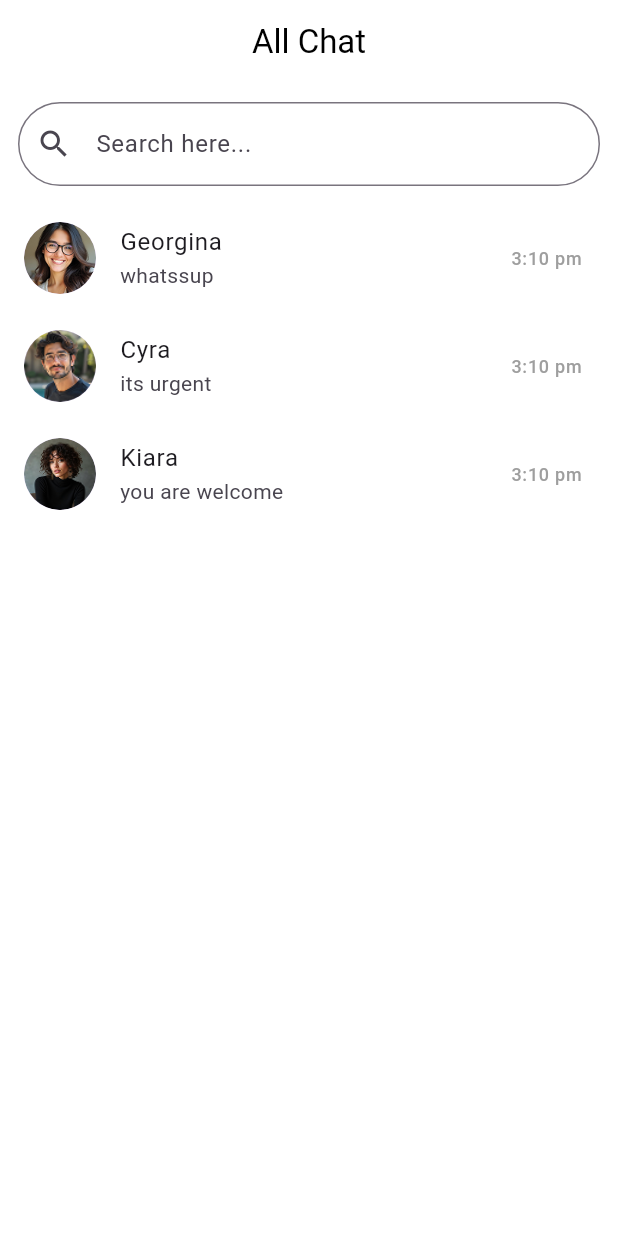
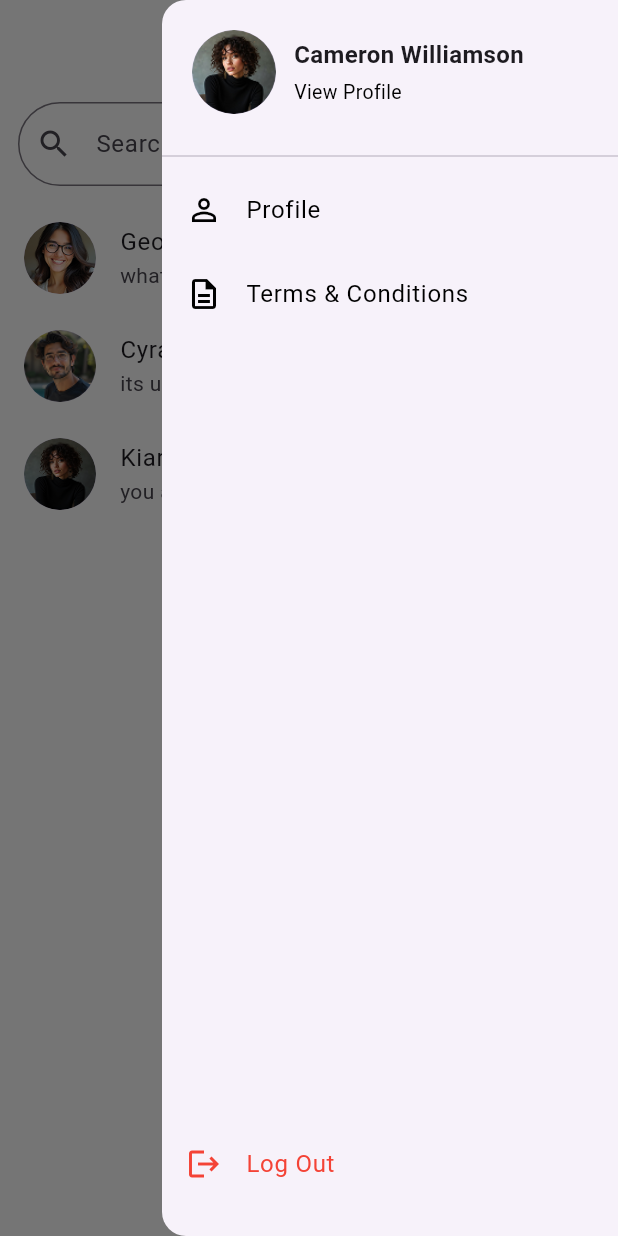
Before and after one commit to rimuakter057/wheew_backup, a Flutter app: the ChatListScreen screen opened by its route, with the side drawer open (before the commit the screen has no drawer), on a phone screen of 412 x 824 dp. Run offline on Flutter 3.47's test engine with Material 3 defaults, Android fonts, the phone set to English and light mode, and no system bars; our stand-ins replace cached_network_image, dropdown_button2, flutter_spinkit, flutter_svg, gap, go_router and 1 more; project files that could hold a hidden picture were left out.

Commit message:
initial design done

```diff
--- a/lib/core/router/route_path.dart
+++ b/lib/core/router/route_path.dart
@@ -5,4 +5,6 @@ class RoutePath {
   static const signUp = '/sign-up';
   static const chatList = '/chat-list';
   static const inbox = '/inbox';
+  static const terms = '/terms';
+  static const profile = '/profile';
 }
--- a/lib/core/router/routes.dart
+++ b/lib/core/router/routes.dart
@@ -4,8 +4,10 @@ import 'package:platchatapp/core/router/route_path.dart';
 import 'package:platchatapp/core/router/routes_name.dart';
 import 'package:platchatapp/feature/auth/view/sign_in_screen.dart';
 import 'package:platchatapp/feature/auth/view/sign_up_screen.dart';
+import 'package:platchatapp/feature/auth/view/terms_and_condition_screen.dart';
 import 'package:platchatapp/feature/chat/view/chat_list_screen.dart';
 import 'package:platchatapp/feature/chat/view/inbox_screen.dart';
+import 'package:platchatapp/feature/profile/view/profile_screen.dart';
 import '../../feature/splash/splash_screen.dart';
 import '../../feature/auth/view/welcome_screen.dart';
 
@@ -17,6 +19,9 @@ class AppRouter {
     initialLocation: RoutePath.splash,
     debugLogDiagnostics: true,
     routes: [
+
+     ///----------Auth-------
+
       GoRoute(
         path: RoutePath.splash,
         name: RouteName.splash,
@@ -38,6 +43,14 @@ class AppRouter {
         builder: (_, __) => const SignUpScreen(),
       ),
       GoRoute(
+        path: RoutePath.terms,
+        name: RouteName.terms,
+        builder: (_, __) => const TermsAndConditionsScreen(),
+      ),
+
+      ///----------All chat list-----------
+
+      GoRoute(
         path: RoutePath.chatList,
         name: RouteName.chatList,
         builder: (_, __) => const ChatListScreen(),
@@ -47,6 +60,11 @@ class AppRouter {
         name: RouteName.inbox,
         builder: (_, __) => const InboxScreen(),
       ),
+      GoRoute(
+        path: RoutePath.profile,
+        name: RouteName.profile,
+        builder: (_, __) => const ProfileScreen(),
+      ),
     ],
   );
 }
--- a/lib/core/router/routes_name.dart
+++ b/lib/core/router/routes_name.dart
@@ -5,4 +5,6 @@ class RouteName {
   static const signUp = 'signUp';
   static const chatList = 'chatList';
   static const inbox = 'inbox';
+  static const terms = 'terms';
+  static const profile = 'profile';
 }
--- a/lib/feature/chat/view/chat_list_screen.dart
+++ b/lib/feature/chat/view/chat_list_screen.dart
@@ -2,6 +2,7 @@ import 'package:flutter/material.dart';
 import 'package:go_router/go_router.dart';
 import '../../../core/router/routes_name.dart';
 import '../../../utils/extension/string_extension.dart';
+import '../../profile/view/app_menu_drawer.dart';
 import 'chat_tile.dart';
 
 class ChatListScreen extends StatelessWidget {
@@ -14,7 +15,21 @@ class ChatListScreen extends StatelessWidget {
         backgroundColor: Colors.white,
         centerTitle: true,
         title: Text('all_chat'.tr, style: const TextStyle(color: Colors.black)),
+        actions: [
+          Builder(
+            builder: (context) {
+              return IconButton(
+                icon: const Icon(Icons.menu_outlined, color: Colors.black),
+                onPressed: () {
+                  Scaffold.of(context).openEndDrawer();
+                },
+              );
+            },
+          ),
+        ],
       ),
+
+      endDrawer: const AppMenuDrawer(),
 
       body: Column(
         children: [
--- /dev/null
+++ b/lib/feature/profile/view/app_menu_drawer.dart
@@ -0,0 +1,106 @@
+import 'package:flutter/material.dart';
+import 'package:go_router/go_router.dart';
+import 'package:platchatapp/core/router/routes_name.dart';
+import 'package:platchatapp/utils/assets_path.dart';
+
+class AppMenuDrawer extends StatelessWidget {
+  const AppMenuDrawer({super.key});
+
+  @override
+  Widget build(BuildContext context) {
+    return Drawer(
+      child: SafeArea(
+        child: Column(
+          children: [
+            /// Header
+            Padding(
+              padding: const EdgeInsets.all(20),
+              child: Row(
+                children: [
+                  const CircleAvatar(
+                    radius: 28,
+                    backgroundImage:
+                    AssetImage(AssetsPath.person3),
+                  ),
+                  const SizedBox(width: 12),
+                  Column(
+                    crossAxisAlignment: CrossAxisAlignment.start,
+                    children: const [
+                      Text(
+                        'Cameron Williamson',
+                        style: TextStyle(
+                          fontWeight: FontWeight.w600,
+                          fontSize: 16,
+                        ),
+                      ),
+                      SizedBox(height: 4),
+                      Text(
+                        'View Profile',
+                        style: TextStyle(
+                          color: Colors.black,
+                          fontSize: 13,
+                        ),
+                      ),
+                    ],
+                  ),
+                ],
+              ),
+            ),
+
+            const Divider(),
+
+            /// Menu Items
+            _drawerItem(
+              icon: Icons.person_outline,
+              title: 'Profile',
+              onTap: () {
+                Navigator.pop(context);
+                context.pushNamed(RouteName.profile);
+              },
+            ),
+
+            _drawerItem(
+              icon: Icons.description_outlined,
+              title: 'Terms & Conditions',
+              onTap: () {
+                Navigator.pop(context);
+                context.pushNamed(RouteName.terms);
+              },
+            ),
+
+            const Spacer(),
+
+            /// Logout
+            _drawerItem(
+              icon: Icons.logout,
+              title: 'Log Out',
+              color: Colors.red,
+              onTap: () {
+                Navigator.pop(context);
+                // logout logic
+              },
+            ),
+
+            const SizedBox(height: 20),
+          ],
+        ),
+      ),
+    );
+  }
+
+  Widget _drawerItem({
+    required IconData icon,
+    required String title,
+    Color color = Colors.black,
+    required VoidCallback onTap,
+  }) {
+    return ListTile(
+      leading: Icon(icon, color: color),
+      title: Text(
+        title,
+        style: TextStyle(color: color),
+      ),
+      onTap: onTap,
+    );
+  }
+}
```
Also changed, not shown: lib/feature/profile/view/profile_screen.dart (added, +122 -0 lines), lib/helper/responsive_helper/responsive_helper.dart (added, +140 -0 lines).
